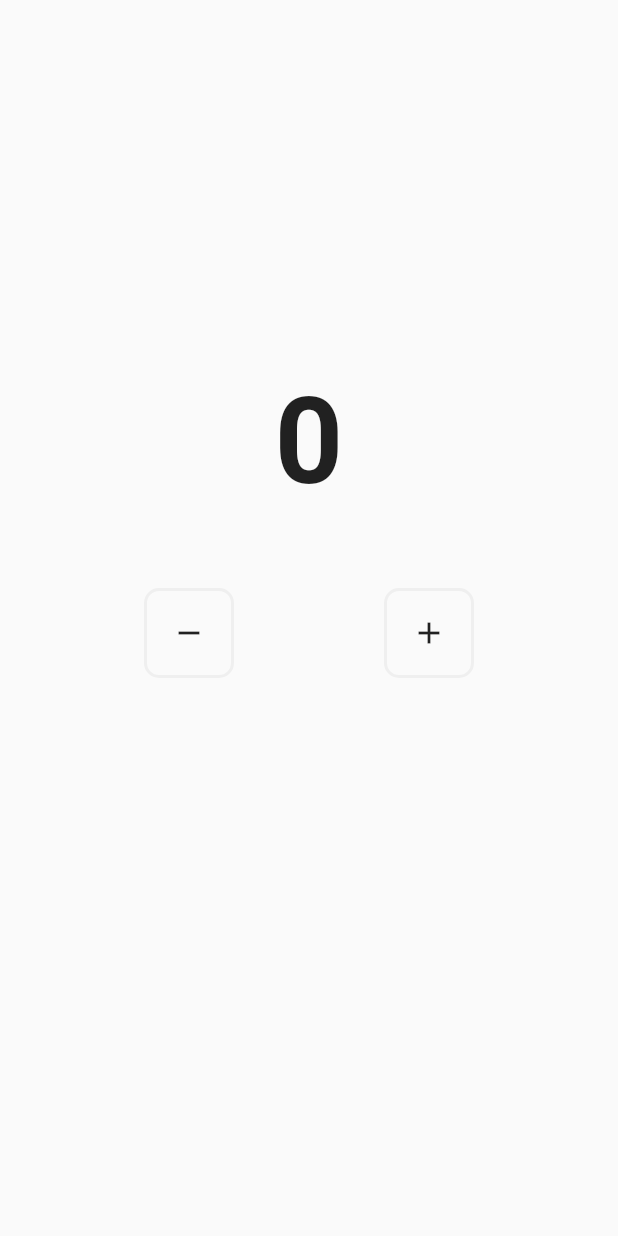
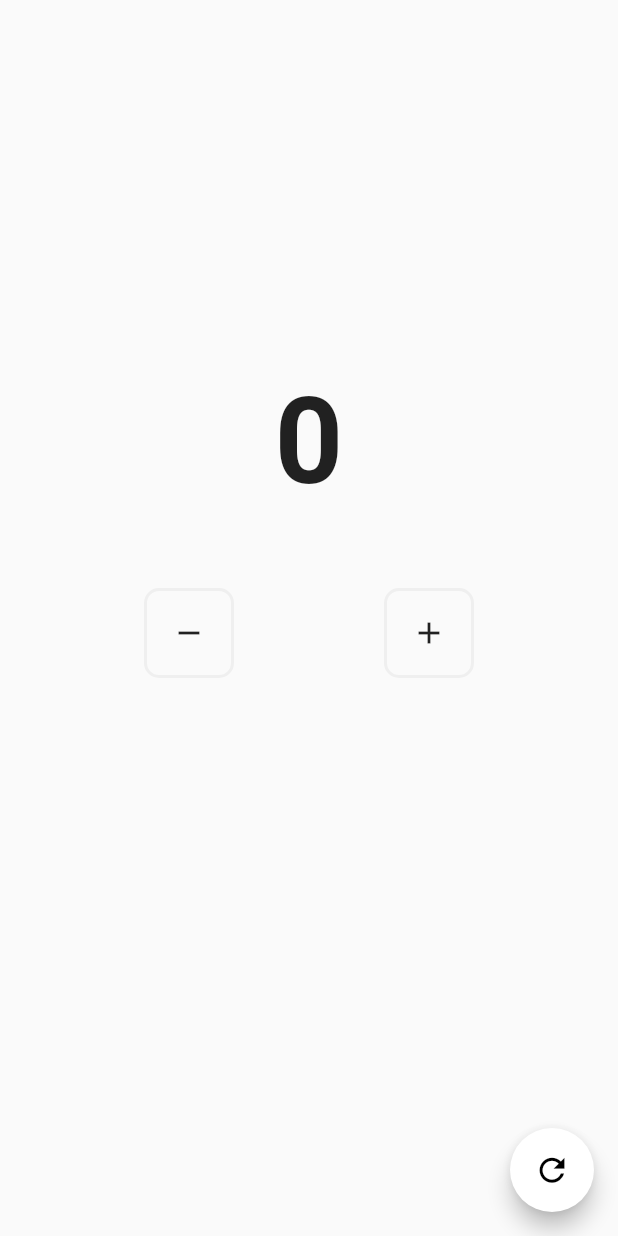
Before and after one commit to sangwoo24/villagebaby, a Flutter app: the screen it shows after launch, on a phone screen of 412 x 824 dp. Run offline on Flutter 3.47's test engine with Material 2 defaults, Android fonts, the phone set to English and light mode, and no system bars; our stand-ins replace flutter_bloc.

Commit message:
Feat: Reset Floating Button 추가

```diff
--- a/villagebaby/lib/app/module/home/home.dart
+++ b/villagebaby/lib/app/module/home/home.dart
@@ -17,7 +17,28 @@ class Home extends StatelessWidget {
       ),
       child: Scaffold(
         body: _body(),
+        floatingActionButton: _floatingButton(),
       ),
+    );
+  }
+
+  Widget _floatingButton() {
+    return BlocBuilder<HomeCubit, HomeState>(
+      builder: (context, state) {
+        return FloatingActionButton(
+          backgroundColor: Colors.white,
+          onPressed: () {
+            if (state is! CountUpdateInLoading) {
+              context.read<HomeCubit>().resetCount();
+            }
+          },
+          child: const Icon(
+            Icons.refresh,
+            size: 25,
+            color: Colors.black,
+          ),
+        );
+      },
     );
   }
 
```
